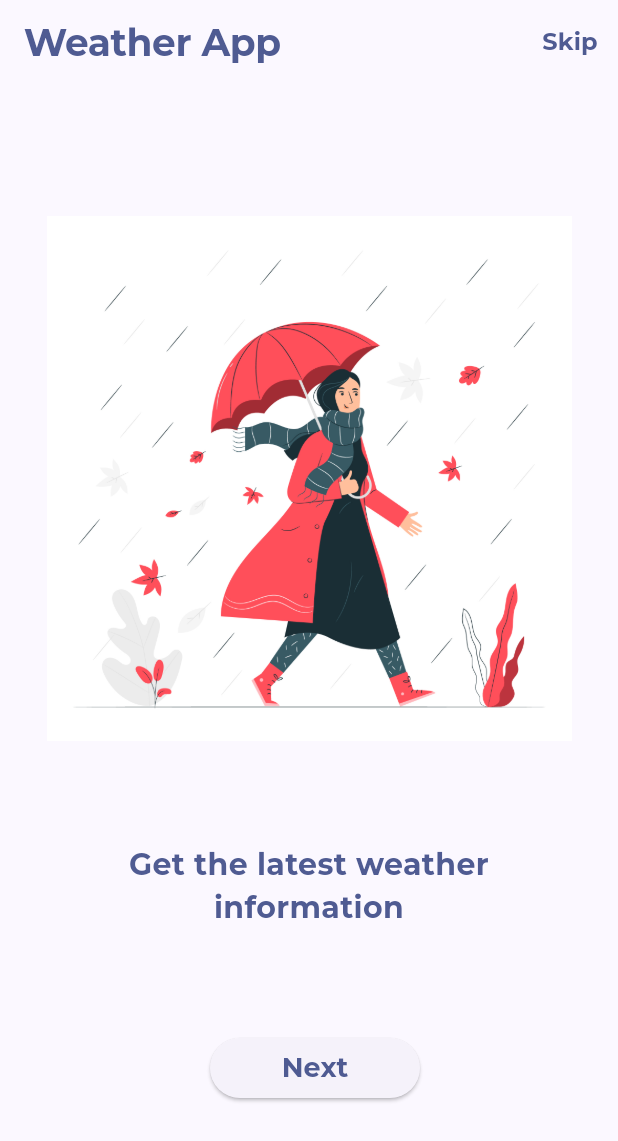
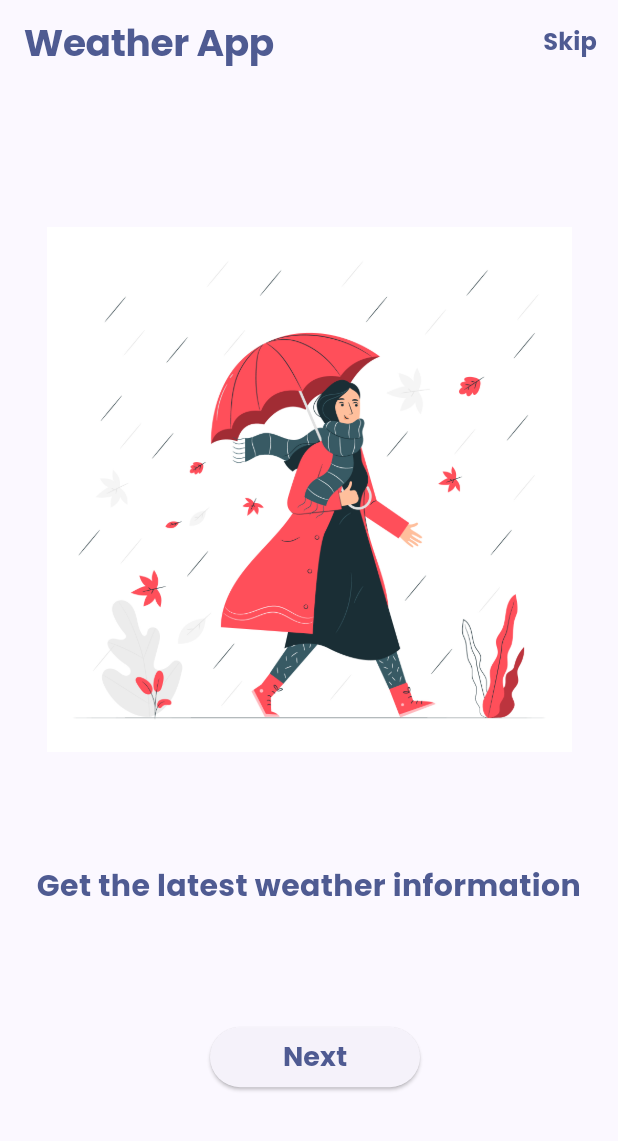
Before and after one commit to RH203/weather-app-flutter, a Flutter app: the screen it shows after launch, on a phone screen of 412 x 824 dp. Shown: the top 1141 px of the screen. Run offline on Flutter 3.47's test engine with Material 3 defaults, Android fonts, the phone set to English and light mode, and no system bars; our stand-ins replace awesome_snackbar_content, flutter_dotenv, google_fonts, loading_animation_widget, modal_progress_hud_nsn, weather_icons.

Commit message:
feat(update): change font familyu

```diff
--- a/lib/src/app.dart
+++ b/lib/src/app.dart
@@ -31,7 +31,7 @@ class App extends StatelessWidget {
             fontWeight: FontWeight.bold,
           ),
         ),
-        fontFamily: GoogleFonts.montserrat().fontFamily,
+        fontFamily: GoogleFonts.poppins().fontFamily,
         useMaterial3: true,
       ),
       home: const WelcomePage(),
```
